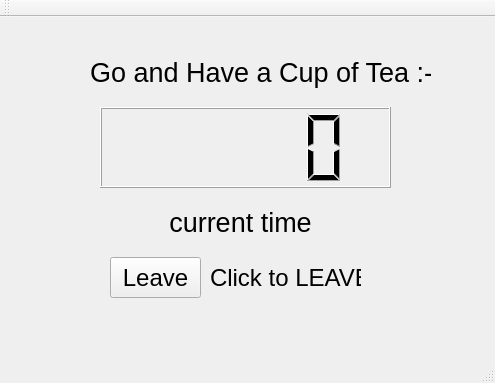
Old version of the form lockdlg.ui in the repository admirestator/Lemon-s-Health.
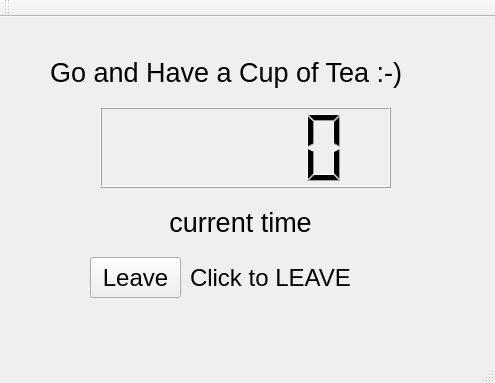
New version of the form. Icons and pictures are not drawn.

The edit to the form file:
```diff
--- a/lockdlg.ui
+++ b/lockdlg.ui
@@ -30,9 +30,9 @@
    <widget class="QLabel" name="label_title">
     <property name="geometry">
      <rect>
-      <x>90</x>
+      <x>50</x>
       <y>30</y>
-      <width>341</width>
+      <width>391</width>
       <height>51</height>
      </rect>
     </property>
@@ -66,7 +66,7 @@
    <widget class="QPushButton" name="restbtn_exit">
     <property name="geometry">
      <rect>
-      <x>110</x>
+      <x>90</x>
       <y>240</y>
       <width>91</width>
       <height>41</height>
@@ -84,9 +84,9 @@
    <widget class="QLabel" name="label_tips">
     <property name="geometry">
      <rect>
-      <x>210</x>
+      <x>190</x>
       <y>240</y>
-      <width>151</width>
+      <width>211</width>
       <height>41</height>
      </rect>
     </property>
@@ -102,9 +102,9 @@
    <widget class="QLabel" name="label_currenttime">
     <property name="geometry">
      <rect>
-      <x>110</x>
+      <x>70</x>
       <y>180</y>
-      <width>261</width>
+      <width>341</width>
       <height>51</height>
      </rect>
     </property>
```
